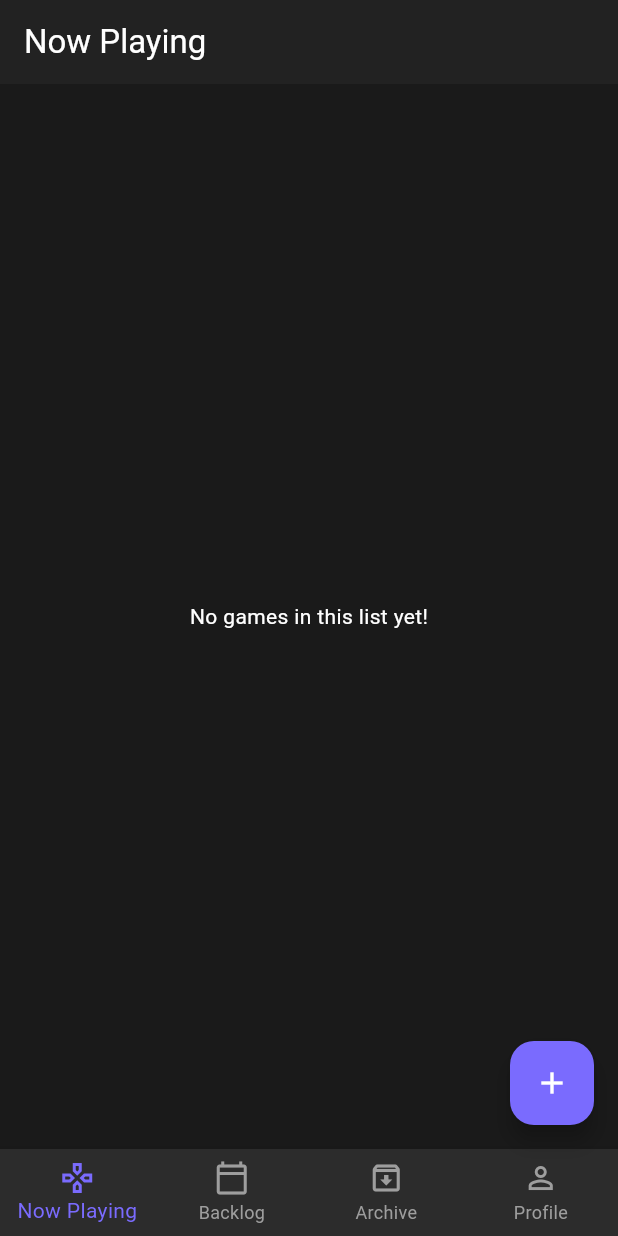
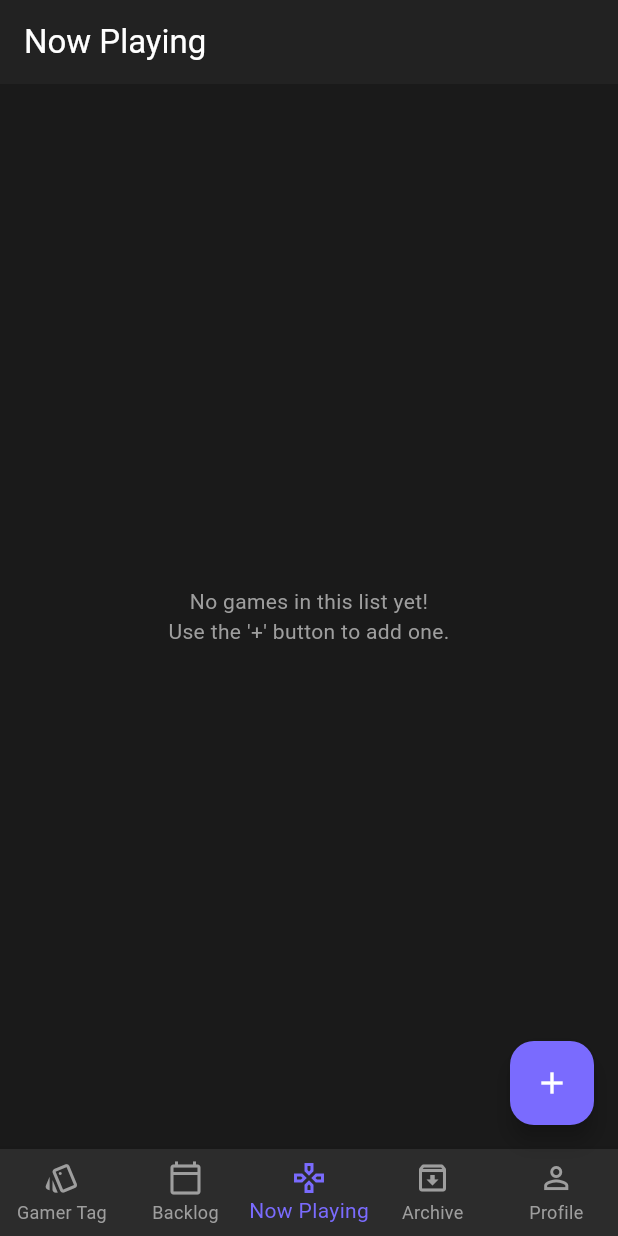
Before and after one commit to Morningknight/gamelog, a Flutter app: the screen it shows after launch, on a phone screen of 412 x 824 dp. Run offline on Flutter 3.47's test engine with Material 3 defaults, Android fonts, the phone set to English and light mode, and no system bars; our stand-ins replace flutter_riverpod, hive, hive_flutter; accounts and stored records are empty.

Commit message:
Feat: Implement final 5-tab navigation and universal gesture system

```diff
--- a/lib/screens/main_screen.dart
+++ b/lib/screens/main_screen.dart
@@ -4,16 +4,15 @@ import 'package:gamelog/models/game.dart';
 import 'package:gamelog/screens/add_edit_game_screen.dart';
 import 'package:gamelog/screens/archive_screen.dart';
 import 'package:gamelog/screens/backlog_screen.dart';
-import 'package:gamelog/screens/home_screen.dart';
+import 'package:gamelog/screens/home_screen.dart'; // This is our "Now Playing" screen
 import 'package:gamelog/screens/profile_screen.dart';
 
-// Default to index 0 (Now Playing).
-final mainScreenIndexProvider = StateProvider<int>((ref) => 0);
+// Default to index 2 (Now Playing).
+final mainScreenIndexProvider = StateProvider<int>((ref) => 2);
 
 class MainScreen extends ConsumerWidget {
   const MainScreen({super.key});
 
-  // Logic to show the FAB menu
   void _showAddGameMenu(BuildContext context) {
     showModalBottomSheet(
       context: context,
@@ -27,7 +26,7 @@ class MainScreen extends ConsumerWidget {
                 leading: const Icon(Icons.playlist_add),
                 title: const Text('Add to Backlog'),
                 onTap: () {
-                  Navigator.pop(ctx); // Close the sheet
+                  Navigator.pop(ctx);
                   Navigator.of(context).push(MaterialPageRoute(
                     builder: (_) => const AddEditGameScreen(defaultStatus: GameStatus.backlog),
                   ));
@@ -66,22 +65,25 @@ class MainScreen extends ConsumerWidget {
     final selectedIndex = ref.watch(mainScreenIndexProvider);
 
     final List<Widget> screens = [
-      const HomeScreen(),      // Index 0: Now Playing
-      const BacklogScreen(),   // Index 1: Backlog
-      const ArchiveScreen(),   // Index 2: Archive
-      const ProfileScreen(),     // Index 3: Profile
+      Container(color: Colors.teal, child: const Center(child: Text('Gamer Tag'))), // Index 0
+      const BacklogScreen(),                  // Index 1
+      const HomeScreen(),                     // Index 2 (Now Playing)
+      const ArchiveScreen(),                  // Index 3
+      const ProfileScreen(),                  // Index 4
     ];
 
-    // Show the FAB on all screens except the Profile screen
-    final fabVisible = selectedIndex < 3;
+    // Show the FAB on all screens except the Profile screen (index 4)
+    final fabVisible = selectedIndex < 4;
 
     return Scaffold(
       body: screens[selectedIndex],
 
-      floatingActionButton: fabVisible ? FloatingActionButton(
+      floatingActionButton: fabVisible
+          ? FloatingActionButton(
         onPressed: () => _showAddGameMenu(context),
         child: const Icon(Icons.add),
-      ) : null,
+      )
+          : null,
 
       bottomNavigationBar: BottomNavigationBar(
         currentIndex: selectedIndex,
@@ -89,12 +91,13 @@ class MainScreen extends ConsumerWidget {
           ref.read(mainScreenIndexProvider.notifier).state = index;
         },
         type: BottomNavigationBarType.fixed,
-        // Use theme colors for a more integrated look
         selectedItemColor: Theme.of(context).colorScheme.primary,
         unselectedItemColor: Colors.grey,
+        showUnselectedLabels: true,
         items: const [
+          BottomNavigationBarItem(icon: Icon(Icons.style_outlined), label: 'Gamer Tag'),
+          BottomNavigationBarItem(icon: Icon(Icons.calendar_today_outlined), label: 'Backlog'),
           BottomNavigationBarItem(icon: Icon(Icons.gamepad_outlined), label: 'Now Playing'),
-          BottomNavigationBarItem(icon: Icon(Icons.calendar_today_outlined), label: 'Backlog'),
           BottomNavigationBarItem(icon: Icon(Icons.archive_outlined), label: 'Archive'),
           BottomNavigationBarItem(icon: Icon(Icons.person_outline), label: 'Profile'),
         ],
--- a/lib/widgets/game_list_view.dart
+++ b/lib/widgets/game_list_view.dart
@@ -1,74 +1,59 @@
 import 'package:flutter/material.dart';
+import 'package:flutter/services.dart'; // Import for HapticFeedback
 import 'package:flutter_riverpod/flutter_riverpod.dart';
 import 'package:gamelog/models/game.dart';
 import 'package:gamelog/providers/game_provider.dart';
-import 'package:gamelog/screens/add_edit_game_screen.dart';
 import 'package:gamelog/widgets/game_card.dart';
 
 class GameListView extends ConsumerWidget {
   final List<Game> games;
-
-  const GameListView({
-    super.key,
-    required this.games,
-  });
+  const GameListView({super.key, required this.games});
 
   @override
   Widget build(BuildContext context, WidgetRef ref) {
     if (games.isEmpty) {
-      // This empty state might need context-specific text later
-      return const Center(child: Text("No games in this list yet!"));
+      return const Center(
+          child: Padding(
+            padding: EdgeInsets.all(16.0),
+            child: Text(
+              "No games in this list yet!\nUse the '+' button to add one.",
+              textAlign: TextAlign.center,
+              style: TextStyle(color: Colors.grey),
+            ),
+          )
+      );
     }
 
     return ListView.builder(
       itemCount: games.length,
       itemBuilder: (context, index) {
         final game = games[index];
-
         return Dismissible(
           key: ValueKey(game.key),
-
-          // Background for SWIPE RIGHT (Archive)
           background: Container(
-            color: Colors.green, // A more positive color for archiving
+            color: Colors.green,
             alignment: Alignment.centerLeft,
             padding: const EdgeInsets.only(left: 20.0),
             child: const Icon(Icons.archive, color: Colors.white),
           ),
-
-          // Background for SWIPE LEFT (Edit)
           secondaryBackground: Container(
-            color: Colors.blue, // A neutral color for editing
+            color: Colors.red,
             alignment: Alignment.centerRight,
             padding: const EdgeInsets.only(right: 20.0),
-            child: const Icon(Icons.edit, color: Colors.white),
+            child: const Icon(Icons.delete_forever, color: Colors.white),
           ),
-
-          // This function is called BEFORE the swipe animation completes.
-          // It returns a Future<bool> to confirm if the dismissal should happen.
-          confirmDismiss: (direction) async {
+          onDismissed: (direction) {
+            HapticFeedback.mediumImpact(); // Use the built-in class
             if (direction == DismissDirection.startToEnd) {
-              // Swiped Right (Archive)
-              ref.read(gameListProvider.notifier).archiveGame(game);
-              ScaffoldMessenger.of(context).showSnackBar(
-                SnackBar(content: Text('${game.title} archived')),
-              );
-              return true; // The item will be removed from this list.
+              // Swiped Right -> Archive (now Beaten)
+              ref.read(gameListProvider.notifier).updateGameStatus(game, GameStatus.beaten);
+              ScaffoldMessenger.of(context).showSnackBar(SnackBar(content: Text('${game.title} archived')));
             } else {
-              // Swiped Left (Edit)
-              // We open the edit screen. We do NOT want to dismiss the item.
-              Navigator.of(context).push(
-                MaterialPageRoute(
-                  builder: (ctx) => AddEditGameScreen(game: game),
-                ),
-              );
-              return false; // The item will slide back into place.
+              // Swiped Left -> Delete
+              ref.read(gameListProvider.notifier).deleteGame(game);
+              ScaffoldMessenger.of(context).showSnackBar(SnackBar(content: Text('${game.title} deleted')));
             }
           },
-
-          // We removed onDismissed and now use confirmDismiss.
-
-          // The GameCard no longer needs a long-press gesture.
           child: GameCard(game: game),
         );
       },
```
Also changed, not shown: lib/providers/game_provider.dart (+3 -5 lines), lib/widgets/game_card.dart (+30 -38 lines).
